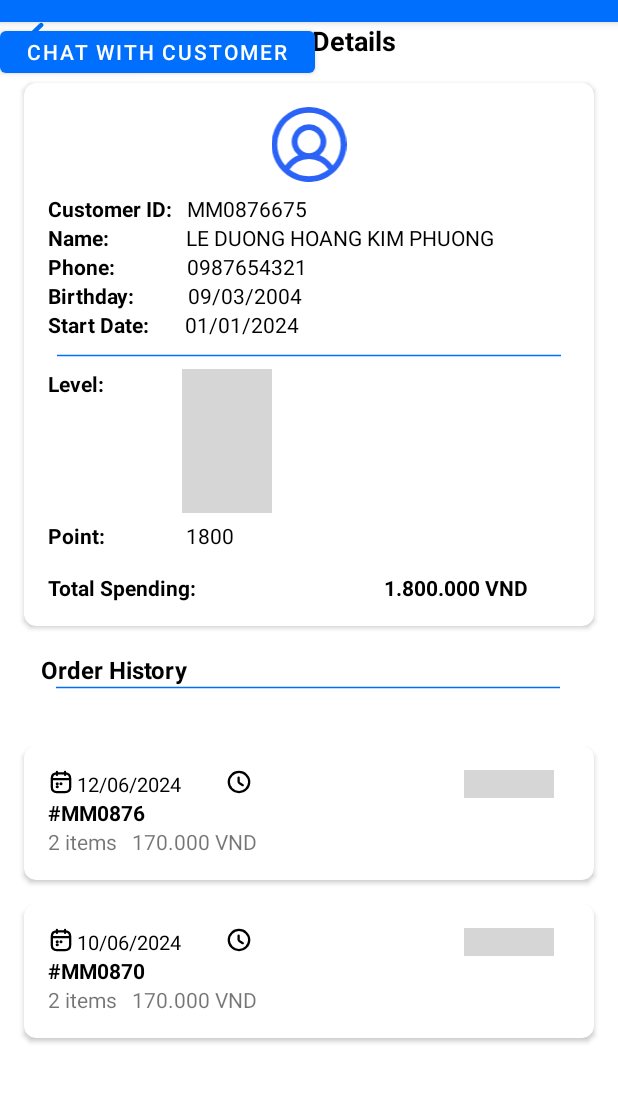
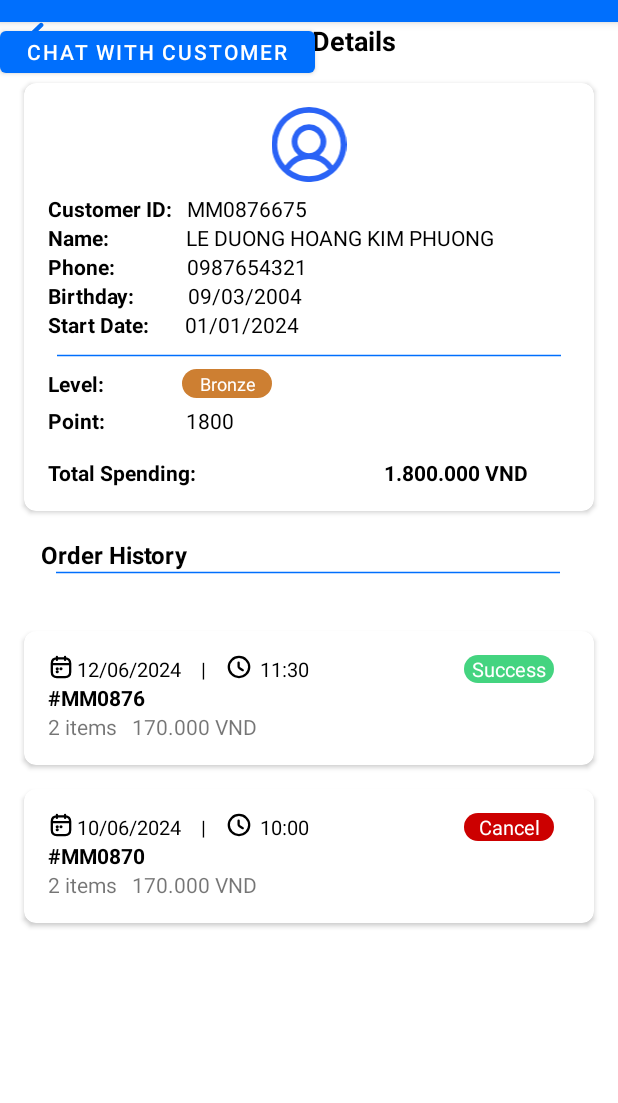
Before and after one commit to HoHoangHvy/piny-port-mobile-app, an Android app: the fragment CustomerDetailsFragment shown on its own in the app's theme, on a phone screen of 412 x 824 dp, the part 62-1165 px from its top. Run offline under Robolectric (Android 15) with nearby library versions, the phone set to English and light mode, and no system bars; grey boxes are pictures that could not be loaded.

Commit message:
[CustomerDetails]: UI Building

```diff
--- /dev/null
+++ b/app/src/main/res/drawable/bronze_background.xml
@@ -0,0 +1,4 @@
+<shape xmlns:android="http://schemas.android.com/apk/res/android">
+    <solid android:color="@color/bronze" />
+    <corners android:radius="12dp" /> <!-- Độ bo góc -->
+</shape>
--- /dev/null
+++ b/app/src/main/res/drawable/cancel_background.xml
@@ -0,0 +1,4 @@
+<shape xmlns:android="http://schemas.android.com/apk/res/android">
+    <solid android:color="@android:color/holo_red_dark" />
+    <corners android:radius="12dp" /> <!-- Độ bo góc -->
+</shape>
--- /dev/null
+++ b/app/src/main/res/drawable/diamond_background.xml
@@ -0,0 +1,4 @@
+<shape xmlns:android="http://schemas.android.com/apk/res/android">
+    <solid android:color="@android:color/system_accent1_300" />
+    <corners android:radius="12dp" /> <!-- Độ bo góc -->
+</shape>
--- /dev/null
+++ b/app/src/main/res/drawable/gold_background.xml
@@ -0,0 +1,4 @@
+<shape xmlns:android="http://schemas.android.com/apk/res/android">
+    <solid android:color="@color/gold" />
+    <corners android:radius="12dp" /> <!-- Độ bo góc -->
+</shape>
--- /dev/null
+++ b/app/src/main/res/drawable/silver_background.xml
@@ -0,0 +1,4 @@
+<shape xmlns:android="http://schemas.android.com/apk/res/android">
+    <solid android:color="@color/silver" />
+    <corners android:radius="12dp" /> <!-- Độ bo góc -->
+</shape>
--- /dev/null
+++ b/app/src/main/res/drawable/success_background.xml
@@ -0,0 +1,4 @@
+<shape xmlns:android="http://schemas.android.com/apk/res/android">
+    <solid android:color="@color/success" />
+    <corners android:radius="12dp" /> <!-- Độ bo góc -->
+</shape>
--- a/app/src/main/res/values/colors.xml
+++ b/app/src/main/res/values/colors.xml
@@ -14,4 +14,5 @@
     <color name="silver">#C0C0C0</color>
     <color name="gold">#FFD700</color>
     <color name="diamond">#B9FBC0</color>
+    <color name="success">#44D480</color>
 </resources>
```
